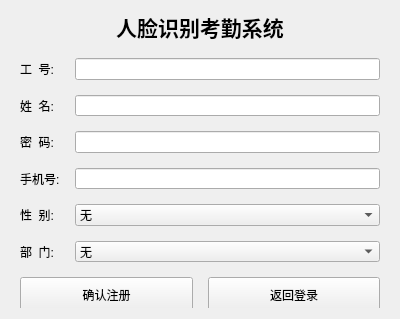
First picture: the form in AttendanceClient/AttendanceClient.ui, repository cai-0312/FaceAttendanceSystem, before the edit.
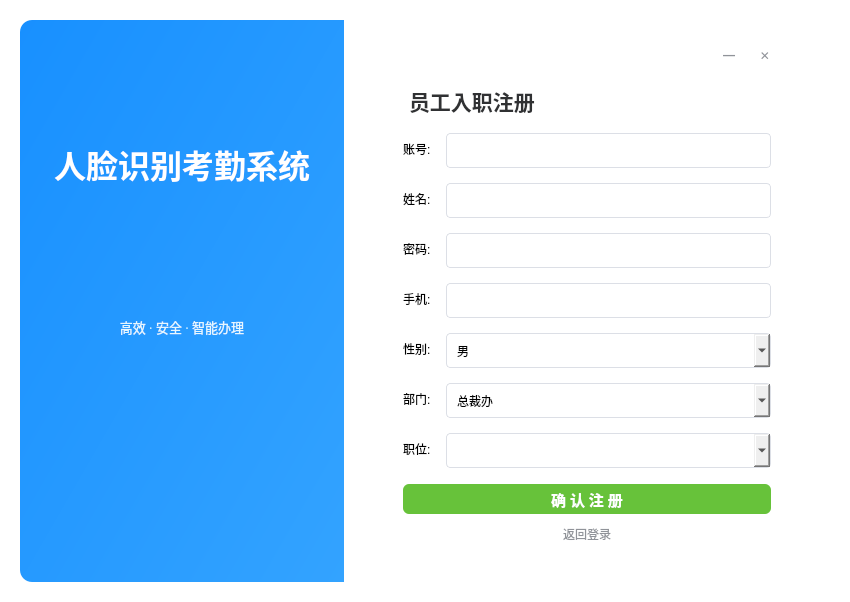
Second picture: the form after the edit.

Patch:
```diff
--- a/AttendanceClient/AttendanceClient.ui
+++ b/AttendanceClient/AttendanceClient.ui
@@ -6,35 +6,50 @@
    <rect>
     <x>0</x>
     <y>0</y>
-    <width>400</width>
-    <height>319</height>
-   </rect>
-  </property>
-  <property name="minimumSize">
-   <size>
-    <width>400</width>
-    <height>319</height>
-   </size>
-  </property>
-  <property name="maximumSize">
-   <size>
-    <width>400</width>
-    <height>319</height>
-   </size>
-  </property>
+				<width>850</width>
+				<height>600</height>
+			</rect>
+		</property>
   <property name="windowTitle">
    <string>人脸识别考勤系统</string>
   </property>
-  <layout class="QVBoxLayout" name="verticalLayout">
+		<property name="styleSheet">
+			<string notr="true">QWidget#AttendanceClientClass { background: transparent; }</string>
+		</property>
+		<layout class="QVBoxLayout" name="verticalLayout_Main">
+			<property name="margin" stdset="0">
+				<number>20</number>
+			</property>
    <item>
-    <widget class="QLabel" name="label_Title">
+				<widget class="QFrame" name="frame_Background">
+					<property name="styleSheet">
+						<string notr="true">QFrame#frame_Background { background-color: #FFFFFF; border-radius: 12px; }</string>
+					</property>
+					<layout class="QHBoxLayout" name="horizontalLayout_Card" stretch="4,6">
+						<property name="spacing">
+							<number>0</number>
+						</property>
+						<property name="margin" stdset="0">
+							<number>0</number>
+						</property>
+						<item>
+							<widget class="QFrame" name="frame_LeftBrand">
+								<property name="styleSheet">
+									<string notr="true">QFrame#frame_LeftBrand { background-color: qlineargradient(x1:0, y1:0, x2:1, y2:1, stop:0 #1890FF, stop:1 #33A3FF); border-top-left-radius: 12px; border-bottom-left-radius: 12px; }</string>
+								</property>
+								<layout class="QVBoxLayout" name="verticalLayout_Brand">
+									<item>
+										<widget class="QLabel" name="label_LogoText">
      <property name="font">
       <font>
        <family>Microsoft YaHei</family>
-       <pointsize>16</pointsize>
+													<pointsize>24</pointsize>
        <bold>true</bold>
       </font>
      </property>
+											<property name="styleSheet">
+												<string notr="true">color: #FFFFFF;</string>
+											</property>
      <property name="text">
       <string>人脸识别考勤系统</string>
      </property>
@@ -44,6 +59,105 @@
     </widget>
    </item>
    <item>
+										<widget class="QLabel" name="label_SubTitle">
+											<property name="font">
+												<font>
+													<family>Microsoft YaHei</family>
+													<pointsize>10</pointsize>
+												</font>
+											</property>
+											<property name="styleSheet">
+												<string notr="true">color: #E6F7FF; margin-top: 10px;</string>
+											</property>
+											<property name="text">
+												<string>高效 · 安全 · 智能办理</string>
+											</property>
+											<property name="alignment">
+												<set>Qt::AlignmentFlag::AlignHCenter|Qt::AlignmentFlag::AlignTop</set>
+											</property>
+										</widget>
+									</item>
+								</layout>
+							</widget>
+						</item>
+						<item>
+							<widget class="QFrame" name="frame_RightForm">
+								<layout class="QVBoxLayout" name="verticalLayout_Form">
+									<property name="leftMargin">
+										<number>50</number>
+									</property>
+									<property name="topMargin">
+										<number>20</number>
+									</property>
+									<property name="rightMargin">
+										<number>50</number>
+									</property>
+									<property name="bottomMargin">
+										<number>30</number>
+									</property>
+									<item>
+										<layout class="QHBoxLayout" name="horizontalLayout_Controls">
+											<item>
+												<spacer name="spacer_controls">
+													<property name="orientation">
+														<enum>Qt::Orientation::Horizontal</enum>
+													</property>
+													<property name="sizeHint" stdset="0">
+														<size>
+															<width>0</width>
+															<height>0</height>
+														</size>
+													</property>
+												</spacer>
+											</item>
+											<item>
+												<widget class="QPushButton" name="btn_Min">
+													<property name="minimumSize">
+														<size>
+															<width>30</width>
+															<height>30</height>
+														</size>
+													</property>
+													<property name="styleSheet">
+														<string notr="true">QPushButton { color: #909399; font-weight: bold; border: none; background: transparent; } QPushButton:hover { background-color: #F4F4F5; border-radius: 4px; }</string>
+													</property>
+													<property name="text">
+														<string>—</string>
+													</property>
+												</widget>
+											</item>
+											<item>
+												<widget class="QPushButton" name="btn_Close">
+													<property name="minimumSize">
+														<size>
+															<width>30</width>
+															<height>30</height>
+														</size>
+													</property>
+													<property name="styleSheet">
+														<string notr="true">QPushButton { color: #909399; font-weight: bold; border: none; background: transparent; } QPushButton:hover { color: #FFF; background-color: #F56C6C; border-radius: 4px; }</string>
+													</property>
+													<property name="text">
+														<string>✕</string>
+													</property>
+												</widget>
+											</item>
+										</layout>
+									</item>
+									<item>
+										<spacer name="spacer_top">
+											<property name="orientation">
+												<enum>Qt::Orientation::Vertical</enum>
+											</property>
+											<property name="sizeHint" stdset="0">
+												<size>
+													<width>0</width>
+													<height>0</height>
+												</size>
+											</property>
+										</spacer>
+									</item>
+									<item>
     <widget class="QStackedWidget" name="stackedWidget">
      <property name="currentIndex">
       <number>1</number>
@@ -166,7 +280,26 @@
       </layout>
      </widget>
      <widget class="QWidget" name="page_Register">
-      <layout class="QFormLayout" name="formLayout">
+												<layout class="QVBoxLayout" name="vL_Reg">
+													<item>
+														<widget class="QLabel" name="lbl_RegTitle">
+															<property name="font">
+																<font>
+																	<family>Microsoft YaHei</family>
+																	<pointsize>16</pointsize>
+																	<bold>true</bold>
+																</font>
+															</property>
+															<property name="styleSheet">
+																<string notr="true">color: #303133; margin-bottom: 10px;</string>
+															</property>
+															<property name="text">
+																<string>员工入职注册</string>
+															</property>
+														</widget>
+													</item>
+													<item>
+														<layout class="QFormLayout" name="formLayout_Reg">
        <property name="horizontalSpacing">
         <number>15</number>
        </property>
@@ -176,32 +309,61 @@
        <item row="0" column="0">
         <widget class="QLabel" name="label_4">
          <property name="text">
-          <string>工  号:</string>
+																		<string>账号:</string>
          </property>
         </widget>
        </item>
        <item row="0" column="1">
-        <widget class="QLineEdit" name="lineEdit_RegAccount"/>
+																<widget class="QLineEdit" name="lineEdit_RegAccount">
+																	<property name="minimumSize">
+																		<size>
+																			<width>0</width>
+																			<height>35</height>
+																		</size>
+																	</property>
+																	<property name="styleSheet">
+																		<string notr="true">QLineEdit { border: 1px solid #DCDFE6; border-radius: 4px; padding-left: 10px; }</string>
+																	</property>
+																</widget>
        </item>
        <item row="1" column="0">
         <widget class="QLabel" name="label_5">
          <property name="text">
-          <string>姓  名:</string>
+																		<string>姓名:</string>
          </property>
         </widget>
        </item>
        <item row="1" column="1">
-        <widget class="QLineEdit" name="lineEdit_RegName"/>
+																<widget class="QLineEdit" name="lineEdit_RegName">
+																	<property name="minimumSize">
+																		<size>
+																			<width>0</width>
+																			<height>35</height>
+																		</size>
+																	</property>
+																	<property name="styleSheet">
+																		<string notr="true">QLineEdit { border: 1px solid #DCDFE6; border-radius: 4px; padding-left: 10px; }</string>
+																	</property>
+																</widget>
        </item>
        <item row="2" column="0">
         <widget class="QLabel" name="label_6">
          <property name="text">
-          <string>密  码:</string>
+																		<string>密码:</string>
          </property>
         </widget>
        </item>
        <item row="2" column="1">
         <widget class="QLineEdit" name="lineEdit_RegPwd">
+																	<property name="minimumSize">
+																		<size>
+																			<width>0</width>
+																			<height>35</height>
+																		</size>
+																	</property>
+																	<property name="styleSheet">
+																		<string notr="true">QLineEdit { border: 1px solid #DCDFE6; border-radius: 4px; padding-left: 10px; }</string>
+																	</property>
          <property name="echoMode">
           <enum>QLineEdit::EchoMode::Password</enum>
          </property>
@@ -210,27 +372,41 @@
        <item row="3" column="0">
         <widget class="QLabel" name="label_7">
          <property name="text">
-          <string>手机号:</string>
+																		<string>手机:</string>
          </property>
         </widget>
        </item>
        <item row="3" column="1">
-        <widget class="QLineEdit" name="lineEdit_RegPhone"/>
+																<widget class="QLineEdit" name="lineEdit_RegPhone">
+																	<property name="minimumSize">
+																		<size>
+																			<width>0</width>
+																			<height>35</height>
+																		</size>
+																	</property>
+																	<property name="styleSheet">
+																		<string notr="true">QLineEdit { border: 1px solid #DCDFE6; border-radius: 4px; padding-left: 10px; }</string>
+																	</property>
+																</widget>
        </item>
        <item row="4" column="0">
         <widget class="QLabel" name="label_8">
          <property name="text">
-          <string>性  别:</string>
+																		<string>性别:</string>
          </property>
         </widget>
        </item>
        <item row="4" column="1">
         <widget class="QComboBox" name="comboBox_RegGender">
-         <item>
-          <property name="text">
-           <string>无</string>
-          </property>
-         </item>
+																	<property name="minimumSize">
+																		<size>
+																			<width>0</width>
+																			<height>35</height>
+																		</size>
+																	</property>
+																	<property name="styleSheet">
+																		<string notr="true">QComboBox { border: 1px solid #DCDFE6; border-radius: 4px; padding-left: 10px; }</string>
+																	</property>
          <item>
           <property name="text">
            <string>男</string>
@@ -246,20 +422,24 @@
        <item row="5" column="0">
         <widget class="QLabel" name="label_9">
          <property name="text">
-          <string>部  门:</string>
+																		<string>部门:</string>
          </property>
         </widget>
        </item>
        <item row="5" column="1">
         <widget class="QComboBox" name="comboBox_RegDept">
-         <item>
-          <property name="text">
-           <string>无</string>
-          </property>
-         </item>
+																	<property name="minimumSize">
+																		<size>
+																			<width>0</width>
+																			<height>35</height>
+																		</size>
+																	</property>
+																	<property name="styleSheet">
+																		<string notr="true">QComboBox { border: 1px solid #DCDFE6; border-radius: 4px; padding-left: 10px; }</string>
+																	</property>
          <item>
           <property name="text">
-           <string>总办</string>
+																			<string>总裁办</string>
           </property>
          </item>
          <item>
@@ -299,28 +479,55 @@
          </item>
         </widget>
        </item>
-       <item row="6" column="0" colspan="2">
-        <layout class="QHBoxLayout" name="horizontalLayout_5">
+															<item row="6" column="0">
+																<widget class="QLabel" name="label_10">
+																	<property name="text">
+																		<string>职位:</string>
+																	</property>
+																</widget>
+															</item>
+															<item row="6" column="1">
+																<widget class="QComboBox" name="comboBox_RegJobTitle">
+																	<property name="minimumSize">
+																		<size>
+																			<width>0</width>
+																			<height>35</height>
+																		</size>
+																	</property>
+																	<property name="styleSheet">
+																		<string notr="true">QComboBox { border: 1px solid #DCDFE6; border-radius: 4px; padding-left: 10px; }</string>
+																	</property>
+																</widget>
+															</item>
+														</layout>
+													</item>
          <item>
           <widget class="QPushButton" name="btn_ConfirmRegister">
            <property name="minimumSize">
             <size>
              <width>0</width>
-             <height>35</height>
-            </size>
-           </property>
+																	<height>40</height>
+																</size>
+															</property>
+															<property name="font">
+																<font>
+																	<family>Microsoft YaHei</family>
+																	<pointsize>11</pointsize>
+																	<bold>true</bold>
+																</font>
+															</property>
+															<property name="styleSheet">
+																<string notr="true">QPushButton { background-color: #67C23A; color: white; border-radius: 6px; margin-top: 10px; } QPushButton:hover { background-color: #85CE61; }</string>
+															</property>
            <property name="text">
-            <string>确认注册</string>
+																<string>确 认 注 册</string>
            </property>
           </widget>
          </item>
          <item>
           <widget class="QPushButton" name="btn_BackLogin">
-           <property name="minimumSize">
-            <size>
-             <width>0</width>
-             <height>35</height>
-            </size>
+															<property name="styleSheet">
+																<string notr="true">QPushButton { color: #909399; border: none; background: transparent; margin-top: 5px; } QPushButton:hover { color: #606266; text-decoration: underline; }</string>
            </property>
            <property name="text">
             <string>返回登录</string>
@@ -328,9 +535,26 @@
           </widget>
          </item>
         </layout>
-       </item>
-      </layout>
-     </widget>
+											</widget>
+										</widget>
+									</item>
+									<item>
+										<spacer name="spacer_bot">
+											<property name="orientation">
+												<enum>Qt::Orientation::Vertical</enum>
+											</property>
+											<property name="sizeHint" stdset="0">
+												<size>
+													<width>0</width>
+													<height>0</height>
+												</size>
+											</property>
+										</spacer>
+									</item>
+								</layout>
+							</widget>
+						</item>
+					</layout>
     </widget>
    </item>
   </layout>
```
Left out of the diff: 179 changed lines with no effect on the pictures. Lines whose indentation alone changed are shown as unchanged.
